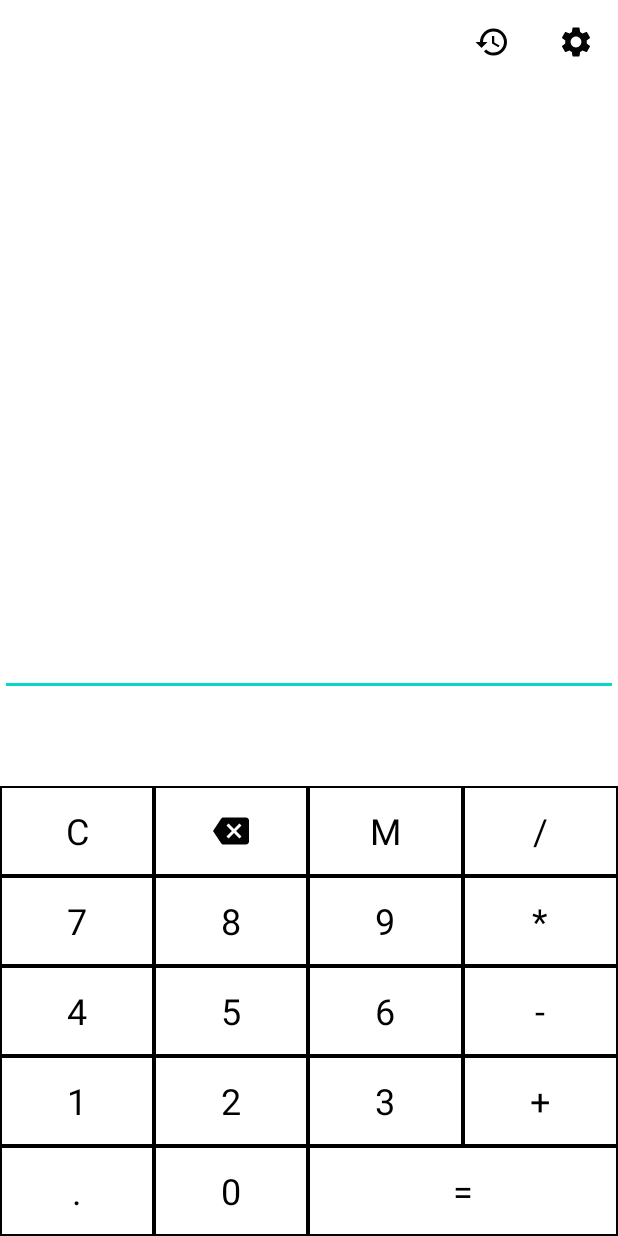
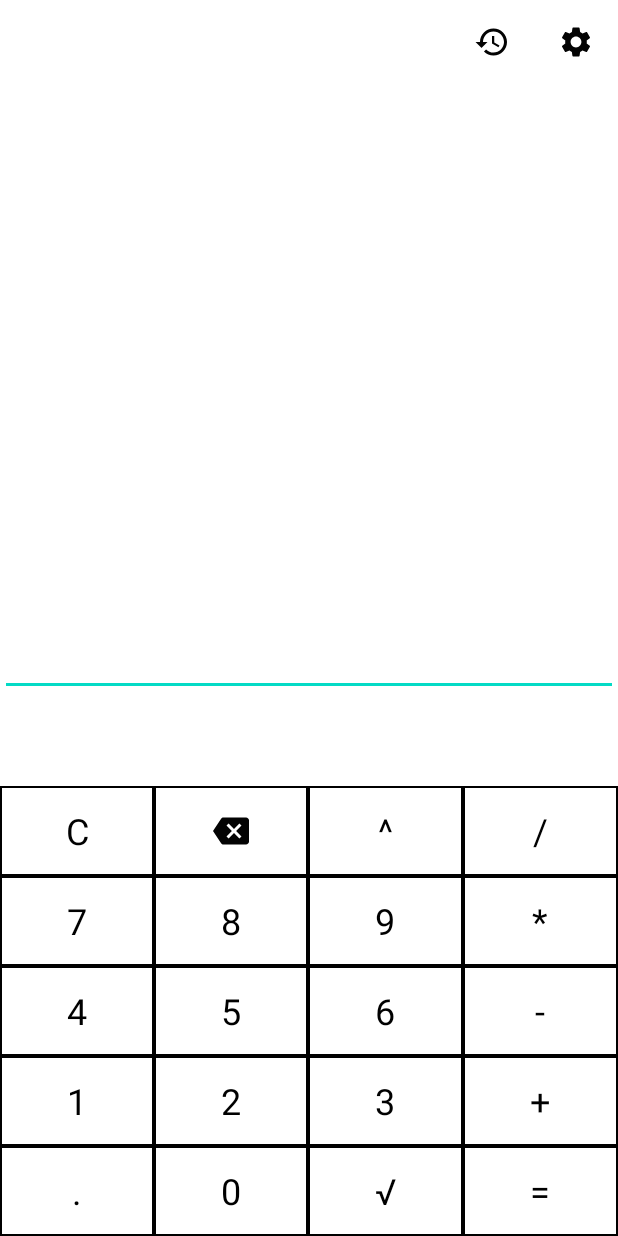
Before and after one commit to freefly-girl/Calculator, an Android app: the screen it shows after launch (MainActivity), on a phone screen of 412 x 824 dp. Run offline under Robolectric (Android 15) with nearby library versions, the phone set to English and light mode, and no system bars; our stand-ins replace Room's generated code; libraries missing offline, so code that uses them is left out: by.kirich1409.viewbindingdelegate, com.fathzer.soft; 18 statements that could not run were skipped.

```diff
--- a/app/src/main/java/com/example/myplayground/presentation/main/Operator.kt
+++ b/app/src/main/java/com/example/myplayground/presentation/main/Operator.kt
@@ -4,5 +4,7 @@ enum class Operator(val symbol: String) {
   MINUS("-"),
   PLUS("+"),
   MULTIPLE("*"),
-  DIVIDE("/")
+  DIVIDE("/"),
+  SQRT("√"),
+  DEGREE("^")
 }
--- a/app/src/main/res/layout/main_activity.xml
+++ b/app/src/main/res/layout/main_activity.xml
@@ -32,10 +32,10 @@
                 android:scaleType="center" />
 
             <TextView
-                android:id="@+id/main_memory"
+                android:id="@+id/main_dergee"
                 style="@style/MainButton"
                 android:layout_weight="1"
-                android:text="M" />
+                android:text="^" />
 
             <TextView
                 android:id="@+id/main_divider"
@@ -156,9 +156,15 @@
                 android:text="0" />
 
             <TextView
+                android:id="@+id/main_sqrt"
+                style="@style/MainButton"
+                android:layout_weight="1"
+                android:text="√" />
+
+            <TextView
                 android:id="@+id/main_equals"
                 style="@style/MainButton"
-                android:layout_weight="2"
+                android:layout_weight="1"
                 android:text="=" />
         </LinearLayout>
     </LinearLayout>
```
Also changed, not shown: app/src/main/java/com/example/myplayground/presentation/main/MainActivity.kt (+8 -0 lines), app/src/main/java/com/example/myplayground/presentation/main/MainViewModel.kt (+16 -0 lines), 1 other file.
